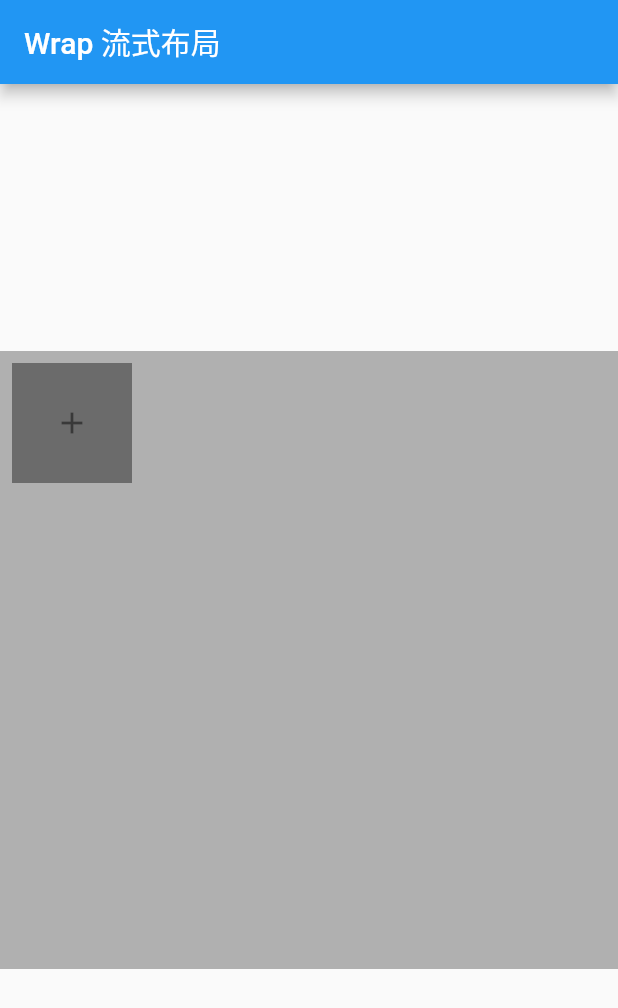
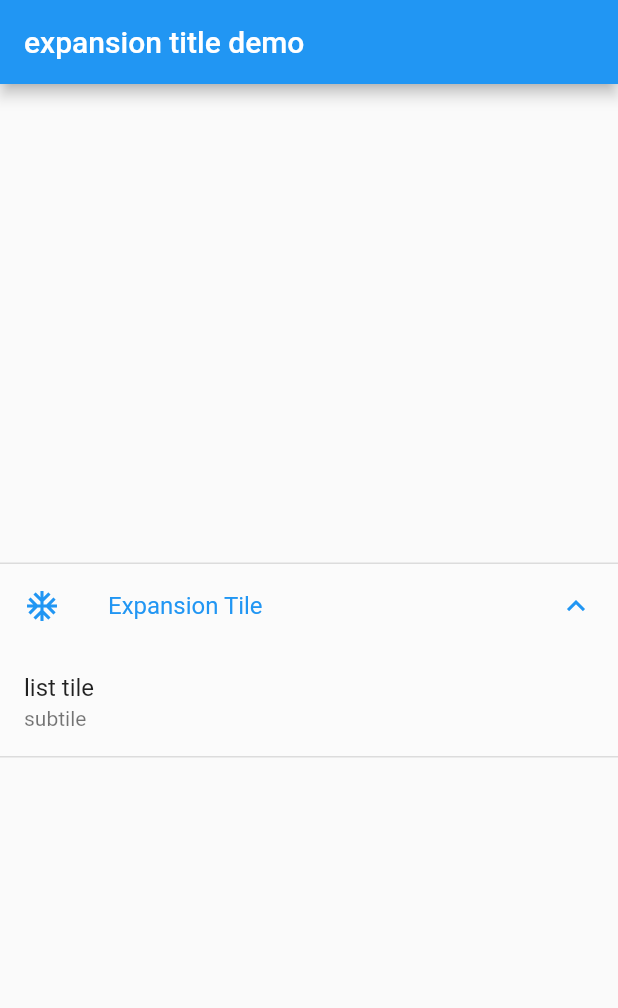
Before and after one commit to itxing666/flutter_demo2, a Flutter app: the screen it shows after launch, on a phone screen of 412 x 824 dp. Shown: the top 1008 px of the screen. Run offline on Flutter 3.47's test engine with Material 2 defaults, Android fonts, the phone set to English and light mode, and no system bars.

Commit message:
ExpansionTileDemo

```diff
--- /dev/null
+++ b/lib/expansionTileDemo.dart
@@ -0,0 +1,26 @@
+import 'package:flutter/material.dart';
+
+class ExpansionTileDemo extends StatelessWidget {
+  const ExpansionTileDemo({Key key}) : super(key: key);
+
+  @override
+  Widget build(BuildContext context) {
+    return Scaffold(
+      appBar: AppBar(title: Text('expansion title demo'),),
+      body: Center(
+        child: ExpansionTile(
+          title: Text('Expansion Tile'),
+          leading: Icon(Icons.ac_unit),
+          backgroundColor: Colors.white12,
+          children: <Widget>[
+            ListTile(
+              title: Text('list tile'),
+              subtitle: Text('subtile'),
+            )
+          ],
+          initiallyExpanded: true,
+        ),
+      ),
+    );
+  }
+}
--- a/lib/main.dart
+++ b/lib/main.dart
@@ -1,6 +1,7 @@
 import 'package:flutter/material.dart';
 import 'package:flutter_demo2/bottom_appbar_demo.dart';
 import 'package:flutter_demo2/bottom_navigation_wiget.dart';
+import 'package:flutter_demo2/expansionTileDemo.dart';
 import 'package:flutter_demo2/first_page.dart';
 import 'package:flutter_demo2/frosted_glass_demo.dart';
 import 'package:flutter_demo2/keep_alive_demo.dart';
@@ -27,7 +28,7 @@ class MyApp extends StatelessWidget {
         // is not restarted.
         primarySwatch: Colors.blue,
       ),
-      home: WrapDemo(),
+      home: ExpansionTileDemo(),
     );
   }
 }
```
